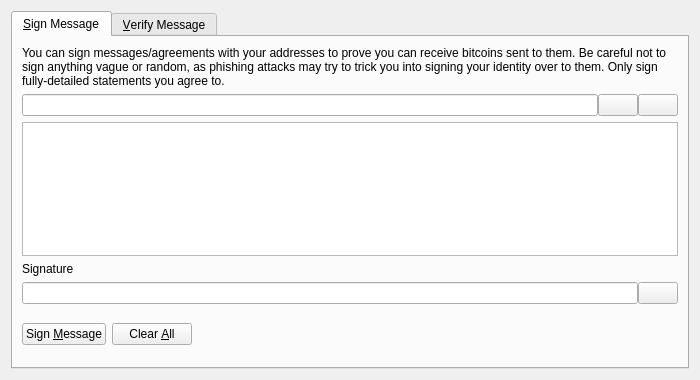
This is src/qt/forms/signverifymessagedialog.ui in VolosStorm/clams as Qt 5 draws it before an edit. The edited form follows.
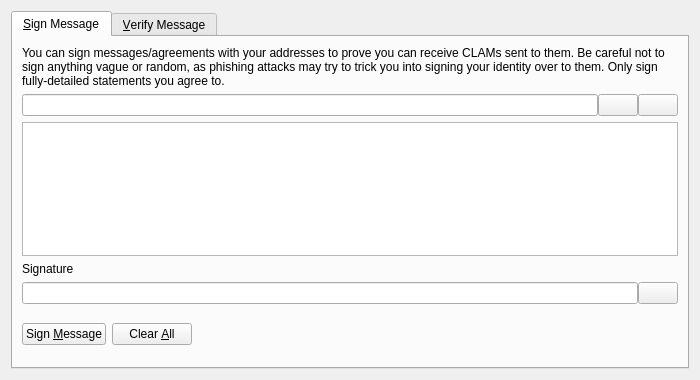
This is the edited form. Icons and pictures are not drawn. Custom widgets are drawn as their Qt base class.

Commit message: Changed bitcoins to CLAMs in the sign message dialog.

```diff
--- a/src/qt/forms/signverifymessagedialog.ui
+++ b/src/qt/forms/signverifymessagedialog.ui
@@ -30,7 +30,7 @@
        <item>
         <widget class="QLabel" name="infoLabel_SM">
          <property name="text">
-          <string>You can sign messages/agreements with your addresses to prove you can receive bitcoins sent to them. Be careful not to sign anything vague or random, as phishing attacks may try to trick you into signing your identity over to them. Only sign fully-detailed statements you agree to.</string>
+          <string>You can sign messages/agreements with your addresses to prove you can receive CLAMs sent to them. Be careful not to sign anything vague or random, as phishing attacks may try to trick you into signing your identity over to them. Only sign fully-detailed statements you agree to.</string>
          </property>
          <property name="textFormat">
           <enum>Qt::PlainText</enum>
```
